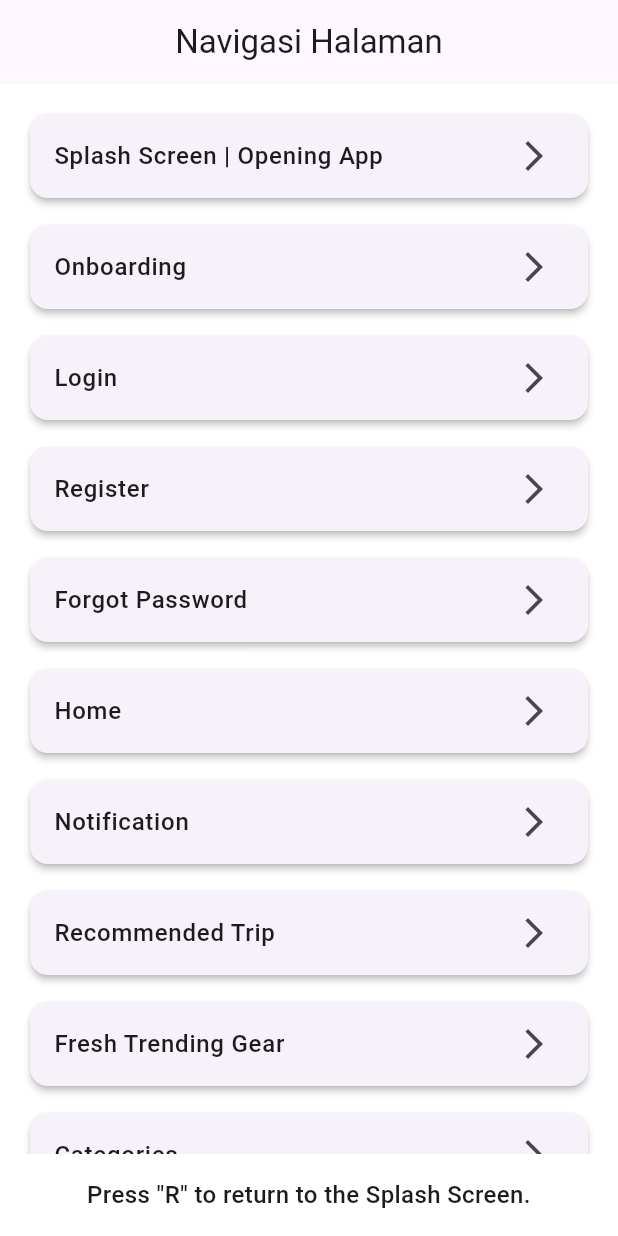
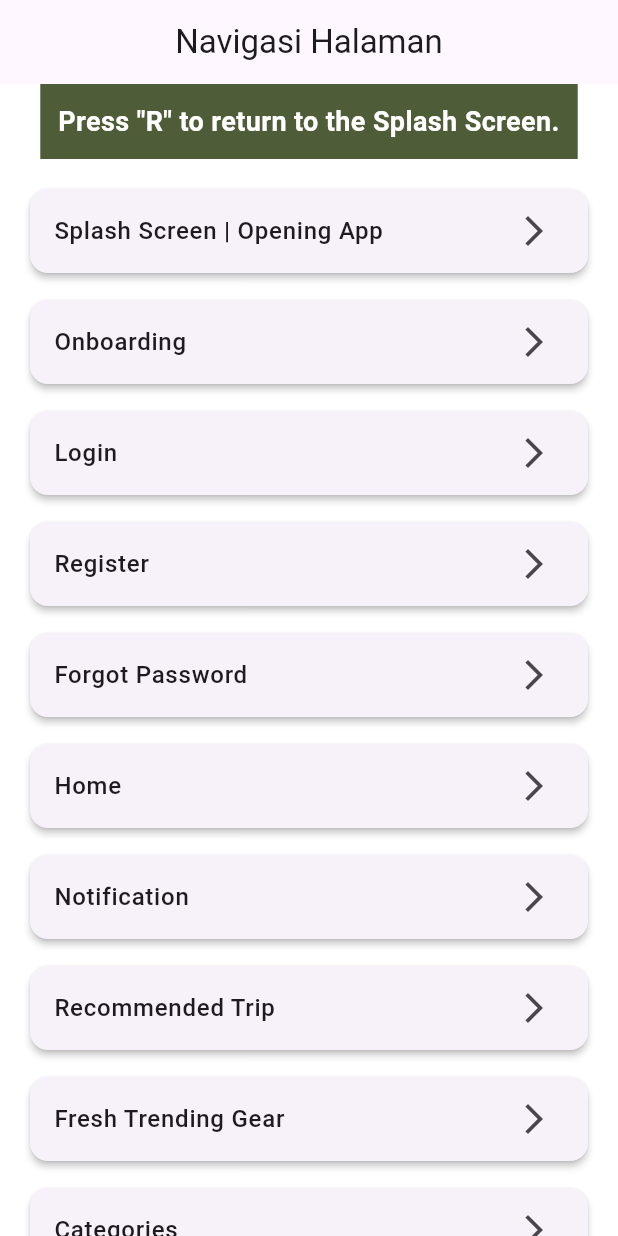
Before and after one commit to kiy4h/campedia, a Flutter app: the screen it shows after launch, on a phone screen of 412 x 824 dp. Run offline on Flutter 3.47's test engine with Material 3 defaults, Android fonts, the phone set to English and light mode, and no system bars; our stand-ins replace flutter_countdown_timer, flutter_map, flutter_slidable, font_awesome_flutter, google_fonts, latlong2.

Commit message:
Update Pemberitahuan

```diff
--- a/lib/Tugas3MainPage/Tugas3MainPage.dart
+++ b/lib/Tugas3MainPage/Tugas3MainPage.dart
@@ -110,6 +110,20 @@ class _Tugas3ProvisPageState extends State<Tugas3ProvisPage> {
         ),
         body: Column(
           children: [
+            // The notification directly beneath the AppBar
+            Container(
+              color: Color(0xFF4E5C38), // Background color for the notification
+              padding: EdgeInsets.all(12),
+              child: Text(
+                'Press "R" to return to the Splash Screen.',
+                style: TextStyle(
+                  fontSize: 18,
+                  fontWeight: FontWeight.w600,
+                  color: Colors.white,
+                ),
+                textAlign: TextAlign.center,
+              ),
+            ),
             Expanded(
               child: ListView.separated(
                 padding: EdgeInsets.all(16.0),
@@ -140,14 +154,6 @@ class _Tugas3ProvisPageState extends State<Tugas3ProvisPage> {
                 },
               ),
             ),
-            Padding(
-              padding: const EdgeInsets.all(16.0),
-              child: Text(
-                'Press "R" to return to the Splash Screen.',
-                style: TextStyle(fontSize: 16, fontWeight: FontWeight.w500),
-                textAlign: TextAlign.center,
-              ),
-            ),
           ],
         ),
       ),
```
